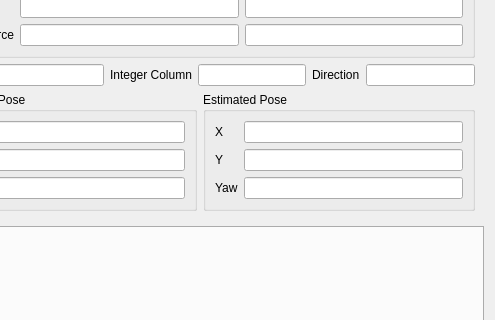
First picture: the form in sim/simulator/lib/widgets/statewidget.ui, repository WPISmartmouse/Smartmouse_2018, before the edit; both pictures show x 96 to 591 and y 109 to 429 of the 591 by 605 pixel window.
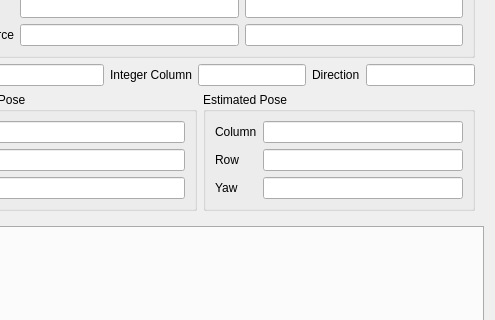
Second picture: the form after the edit.

Diff of the .ui file:
```diff
--- a/sim/simulator/lib/widgets/statewidget.ui
+++ b/sim/simulator/lib/widgets/statewidget.ui
@@ -174,7 +174,7 @@
            <item row="0" column="0">
             <widget class="QLabel" name="estimated_x_label">
              <property name="text">
-              <string>X</string>
+              <string>Column</string>
              </property>
             </widget>
            </item>
@@ -184,7 +184,7 @@
            <item row="1" column="0">
             <widget class="QLabel" name="estimated_y_label">
              <property name="text">
-              <string>Y</string>
+              <string>Row</string>
              </property>
             </widget>
            </item>
```
Left out of the diff: 8 changed lines with no effect on the pictures.
